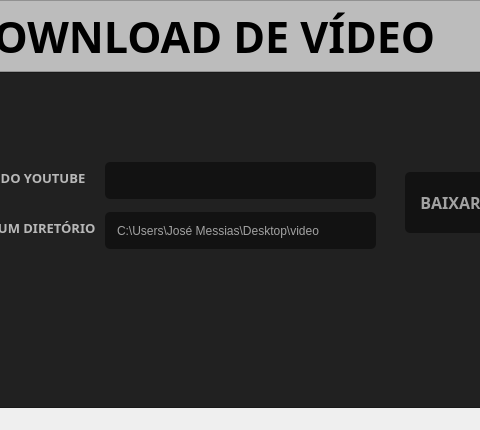
This is baixar.ui in josefim15/DownloadDEvideo as Qt 5 draws it before an edit; both pictures show x 165 to 645 and y 0 to 430 of the 727 by 430 pixel window. The edited form follows.
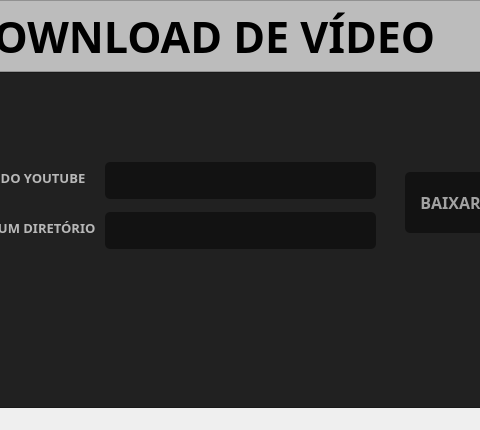
This is the edited form.

Commit message:
Atualizado o desktop
Teste

```diff
--- a/baixar.ui
+++ b/baixar.ui
@@ -218,7 +218,7 @@
         <string/>
        </property>
        <property name="text">
-        <string>C:\Users\José Messias\Desktop\video</string>
+        <string/>
        </property>
        <property name="echoMode">
         <enum>QLineEdit::Normal</enum>
```
The commit also changes 1 other file.
